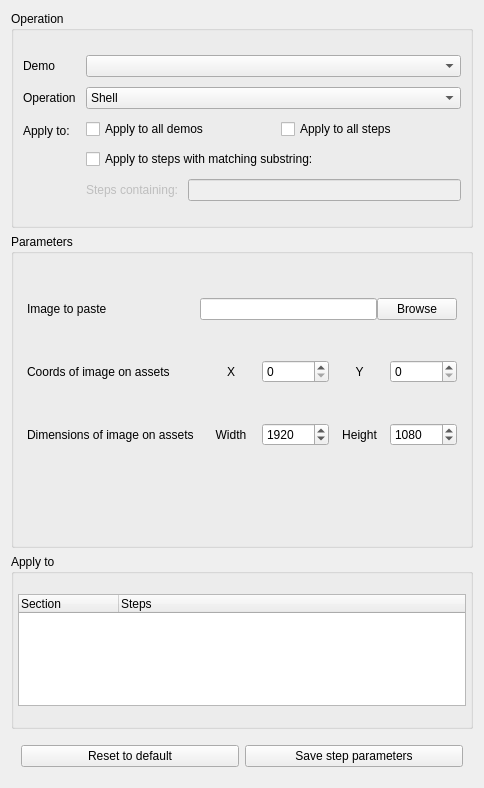
The window that src/ui/comp/op.ui (clpi/isutils) describes before a commit, drawn with Qt 5.
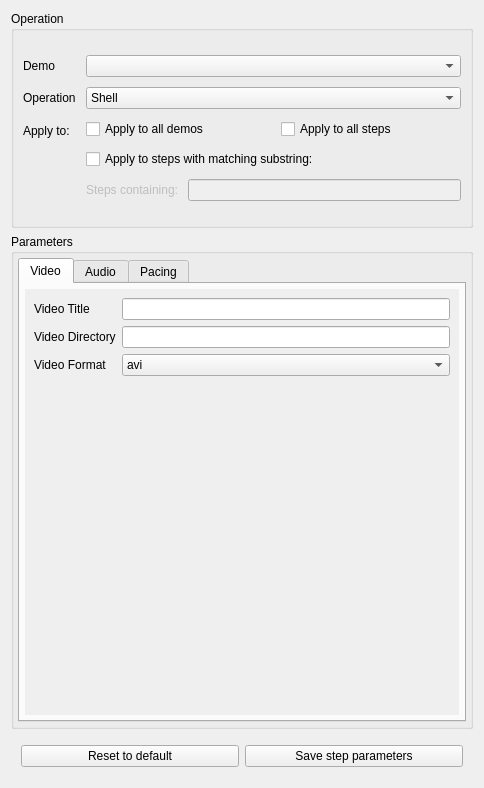
The same window after the commit.

What changed in the file:
```diff
--- a/src/ui/comp/op.ui
+++ b/src/ui/comp/op.ui
@@ -251,7 +251,7 @@
          <bool>false</bool>
         </property>
         <property name="currentIndex">
-         <number>1</number>
+         <number>9</number>
         </property>
         <widget class="QWidget" name="shellTab">
          <property name="autoFillBackground">
@@ -728,62 +728,221 @@
           </item>
          </layout>
         </widget>
-        <widget class="QWidget" name="opsParamsTabsPage6"/>
-        <widget class="QWidget" name="opsParamsTabsPage7"/>
-        <widget class="QWidget" name="opsParamsTabsPage8"/>
-       </widget>
-      </item>
-     </layout>
-    </widget>
-   </item>
-   <item>
-    <widget class="QGroupBox" name="applyToBox">
-     <property name="enabled">
-      <bool>true</bool>
-     </property>
-     <property name="maximumSize">
-      <size>
-       <width>16777215</width>
-       <height>175</height>
-      </size>
-     </property>
-     <property name="title">
-      <string>Apply to</string>
-     </property>
-     <property name="flat">
-      <bool>true</bool>
-     </property>
-     <layout class="QVBoxLayout" name="verticalLayout_7">
-      <property name="spacing">
-       <number>10</number>
-      </property>
-      <property name="leftMargin">
-       <number>4</number>
-      </property>
-      <property name="topMargin">
-       <number>20</number>
-      </property>
-      <property name="rightMargin">
-       <number>4</number>
-      </property>
-      <property name="bottomMargin">
-       <number>20</number>
-      </property>
-      <item>
-       <widget class="QTreeWidget" name="applyToTreeWidget">
-        <property name="enabled">
-         <bool>true</bool>
-        </property>
-        <column>
-         <property name="text">
-          <string>Section</string>
-         </property>
-        </column>
-        <column>
-         <property name="text">
-          <string>Steps</string>
-         </property>
-        </column>
+        <widget class="QWidget" name="composeTab">
+         <layout class="QVBoxLayout" name="verticalLayout_12">
+          <item>
+           <layout class="QVBoxLayout" name="verticalLayout_11"/>
+          </item>
+         </layout>
+        </widget>
+        <widget class="QWidget" name="resizeTab">
+         <layout class="QVBoxLayout" name="verticalLayout_10">
+          <item>
+           <layout class="QVBoxLayout" name="verticalLayout_9"/>
+          </item>
+         </layout>
+        </widget>
+        <widget class="QWidget" name="pacingTab">
+         <layout class="QVBoxLayout" name="verticalLayout_5">
+          <property name="leftMargin">
+           <number>0</number>
+          </property>
+          <property name="topMargin">
+           <number>0</number>
+          </property>
+          <property name="rightMargin">
+           <number>0</number>
+          </property>
+          <property name="bottomMargin">
+           <number>0</number>
+          </property>
+          <item>
+           <widget class="QTabWidget" name="tabWidget">
+            <widget class="QWidget" name="tab">
+             <attribute name="title">
+              <string>Tab 1</string>
+             </attribute>
+            </widget>
+            <widget class="QWidget" name="tab_2">
+             <attribute name="title">
+              <string>Tab 2</string>
+             </attribute>
+            </widget>
+           </widget>
+          </item>
+         </layout>
+        </widget>
+        <widget class="QWidget" name="animateTab">
+         <layout class="QVBoxLayout" name="verticalLayout_14">
+          <item>
+           <layout class="QVBoxLayout" name="verticalLayout_13"/>
+          </item>
+         </layout>
+        </widget>
+        <widget class="QWidget" name="renderTab">
+         <layout class="QVBoxLayout" name="verticalLayout_4">
+          <property name="leftMargin">
+           <number>0</number>
+          </property>
+          <property name="topMargin">
+           <number>0</number>
+          </property>
+          <property name="rightMargin">
+           <number>0</number>
+          </property>
+          <property name="bottomMargin">
+           <number>0</number>
+          </property>
+          <item>
+           <widget class="QTabWidget" name="renderTabTabs">
+            <property name="currentIndex">
+             <number>0</number>
+            </property>
+            <widget class="QWidget" name="renderTabVideoTab">
+             <attribute name="title">
+              <string>Video</string>
+             </attribute>
+             <layout class="QVBoxLayout" name="verticalLayout_2">
+              <property name="leftMargin">
+               <number>5</number>
+              </property>
+              <property name="topMargin">
+               <number>5</number>
+              </property>
+              <property name="rightMargin">
+               <number>5</number>
+              </property>
+              <property name="bottomMargin">
+               <number>5</number>
+              </property>
+              <item>
+               <widget class="QScrollArea" name="scrollArea">
+                <property name="frameShape">
+                 <enum>QFrame::Panel</enum>
+                </property>
+                <property name="frameShadow">
+                 <enum>QFrame::Plain</enum>
+                </property>
+                <property name="lineWidth">
+                 <number>0</number>
+                </property>
+                <property name="widgetResizable">
+                 <bool>true</bool>
+                </property>
+                <widget class="QWidget" name="scrollAreaWidgetContents">
+                 <property name="geometry">
+                  <rect>
+                   <x>0</x>
+                   <y>0</y>
+                   <width>438</width>
+                   <height>436</height>
+                  </rect>
+                 </property>
+                 <layout class="QFormLayout" name="formLayout_10">
+                  <item row="0" column="0">
+                   <widget class="QLabel" name="videoTitleLabel">
+                    <property name="text">
+                     <string>Video Title</string>
+                    </property>
+                   </widget>
+                  </item>
+                  <item row="0" column="1">
+                   <widget class="QLineEdit" name="renderOutputTitle"/>
+                  </item>
+                  <item row="1" column="0">
+                   <widget class="QLabel" name="videoDirectoryLabel">
+                    <property name="text">
+                     <string>Video Directory</string>
+                    </property>
+                   </widget>
+                  </item>
+                  <item row="1" column="1">
+                   <widget class="QLineEdit" name="renderOutputDir"/>
+                  </item>
+                  <item row="2" column="0">
+                   <widget class="QLabel" name="videoFormatLabel">
+                    <property name="text">
+                     <string>Video Format</string>
+                    </property>
+                   </widget>
+                  </item>
+                  <item row="2" column="1">
+                   <widget class="QComboBox" name="renderOutputFormat">
+                    <item>
+                     <property name="text">
+                      <string>avi</string>
+                     </property>
+                    </item>
+                    <item>
+                     <property name="text">
+                      <string>mp4</string>
+                     </property>
+                    </item>
+                   </widget>
+                  </item>
+                 </layout>
+                </widget>
+               </widget>
+              </item>
+             </layout>
+            </widget>
+            <widget class="QWidget" name="renderTabAudioTab">
+             <attribute name="title">
+              <string>Audio</string>
+             </attribute>
+             <layout class="QVBoxLayout" name="verticalLayout_6">
+              <item>
+               <widget class="QScrollArea" name="scrollArea_2">
+                <property name="widgetResizable">
+                 <bool>true</bool>
+                </property>
+                <widget class="QWidget" name="scrollAreaWidgetContents_2">
+                 <property name="geometry">
+                  <rect>
+                   <x>0</x>
+                   <y>0</y>
+                   <width>428</width>
+                   <height>426</height>
+                  </rect>
+                 </property>
+                 <layout class="QFormLayout" name="formLayout_11"/>
+                </widget>
+               </widget>
+              </item>
+             </layout>
+            </widget>
+            <widget class="QWidget" name="renderTabPacingTab">
+             <attribute name="title">
+              <string>Pacing</string>
+             </attribute>
+             <layout class="QVBoxLayout" name="verticalLayout_8">
+              <item>
+               <widget class="QScrollArea" name="scrollArea_3">
+                <property name="widgetResizable">
+                 <bool>true</bool>
+                </property>
+                <widget class="QWidget" name="scrollAreaWidgetContents_3">
+                 <property name="geometry">
+                  <rect>
+                   <x>0</x>
+                   <y>0</y>
+                   <width>428</width>
+                   <height>426</height>
+                  </rect>
+                 </property>
+                 <layout class="QFormLayout" name="formLayout_12"/>
+                </widget>
+               </widget>
+              </item>
+             </layout>
+            </widget>
+           </widget>
+          </item>
+         </layout>
+        </widget>
+        <widget class="QWidget" name="extraTab">
+         <layout class="QFormLayout" name="formLayout_7"/>
+        </widget>
        </widget>
       </item>
      </layout>
```
Left out of the diff: 15 changed lines with no effect on the pictures.
